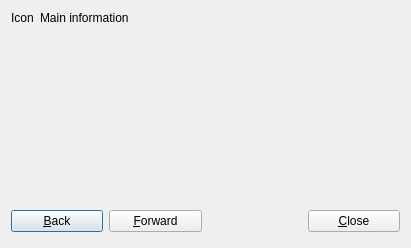
Old version of the form src/detailDialogBase.ui in the repository KDE/ksystemlog.
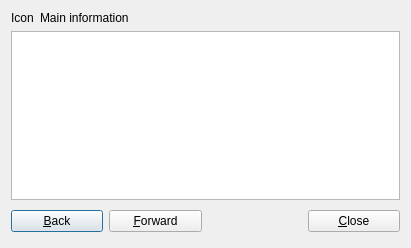
New version of the form. Custom widgets are drawn as their Qt base class.

Commit message: Don't accept drop here. no spellchecking too

What changed in the file:
```diff
--- a/src/detailDialogBase.ui
+++ b/src/detailDialogBase.ui
@@ -16,10 +16,10 @@
    <string>This dialog displays detailed information about the currently selected log line.</string>
   </property>
   <layout class="QGridLayout" rowstretch="0,1,0">
-   <item row="1" column="0" colspan="2" >
-    <widget class="KTextEdit" native="1" name="message" >
-     <property name="sizePolicy" >
-      <sizepolicy vsizetype="Preferred" hsizetype="Preferred" >
+   <item row="1" column="0" colspan="2">
+    <widget class="KTextEdit" name="message">
+     <property name="sizePolicy">
+      <sizepolicy hsizetype="Preferred" vsizetype="Preferred">
        <horstretch>0</horstretch>
        <verstretch>0</verstretch>
       </sizepolicy>
@@ -167,7 +167,7 @@
  <customwidgets>
   <customwidget>
    <class>KTextEdit</class>
-   <extends>QWidget</extends>
+   <extends>QTextEdit</extends>
    <header>ktextedit.h</header>
   </customwidget>
  </customwidgets>
```
Left out of the diff: 112 changed lines with no effect on the pictures.
